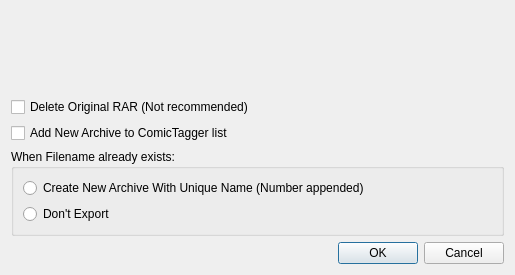
comictagger/comictagger, file exportwindow.ui: the form before one commit.
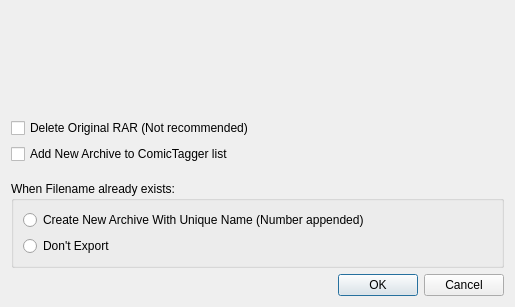
The form after the commit.

Patch:
```diff
--- a/exportwindow.ui
+++ b/exportwindow.ui
@@ -10,7 +10,7 @@
     <x>0</x>
     <y>0</y>
     <width>515</width>
-    <height>275</height>
+    <height>307</height>
    </rect>
   </property>
   <property name="windowTitle">
@@ -43,20 +43,36 @@
        <property name="fieldGrowthPolicy">
         <enum>QFormLayout::AllNonFixedFieldsGrow</enum>
        </property>
-       <item row="0" column="0">
-        <widget class="QCheckBox" name="cbxDeleteOriginal">
-         <property name="text">
-          <string>Delete Original RAR (Not recommended)</string>
-         </property>
-        </widget>
-       </item>
-       <item row="1" column="0">
+       <item row="1" column="0" colspan="2">
         <widget class="QCheckBox" name="cbxAddToList">
          <property name="text">
           <string>Add New Archive to ComicTagger list</string>
          </property>
         </widget>
        </item>
+       <item row="0" column="0" colspan="2">
+        <widget class="QCheckBox" name="cbxDeleteOriginal">
+         <property name="text">
+          <string>Delete Original RAR (Not recommended)</string>
+         </property>
+        </widget>
+       </item>
+       <item row="2" column="0">
+        <spacer name="verticalSpacer">
+         <property name="orientation">
+          <enum>Qt::Vertical</enum>
+         </property>
+         <property name="sizeType">
+          <enum>QSizePolicy::Fixed</enum>
+         </property>
+         <property name="sizeHint" stdset="0">
+          <size>
+           <width>20</width>
+           <height>5</height>
+          </size>
+         </property>
+        </spacer>
+       </item>
       </layout>
      </item>
      <item>
```
